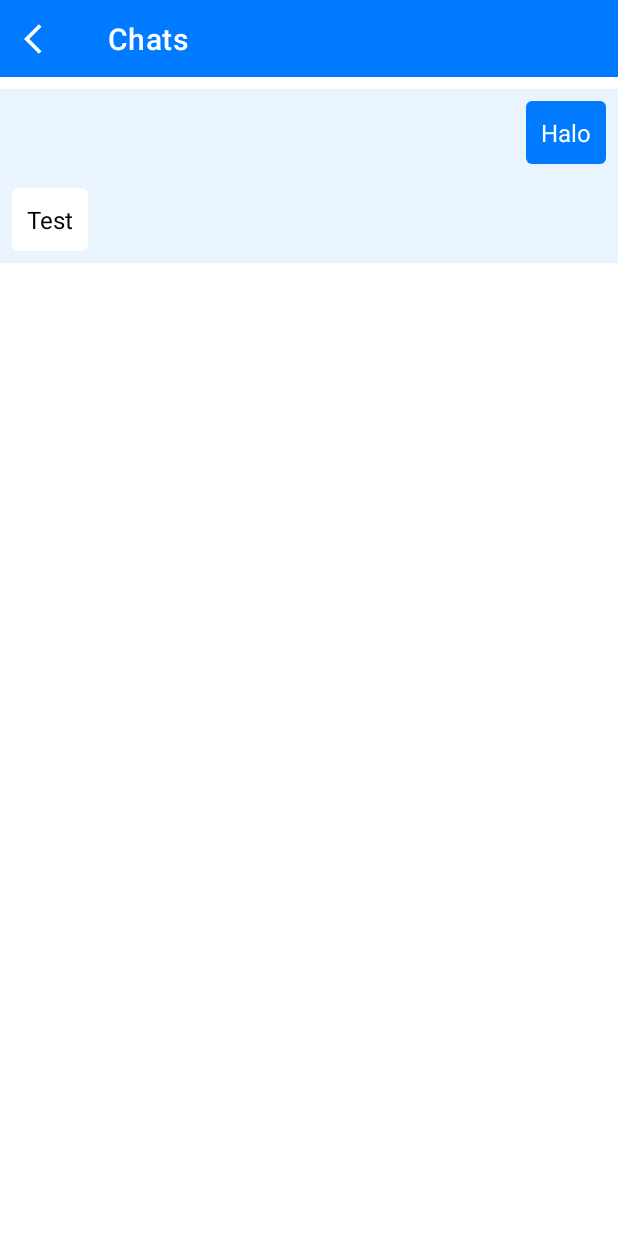
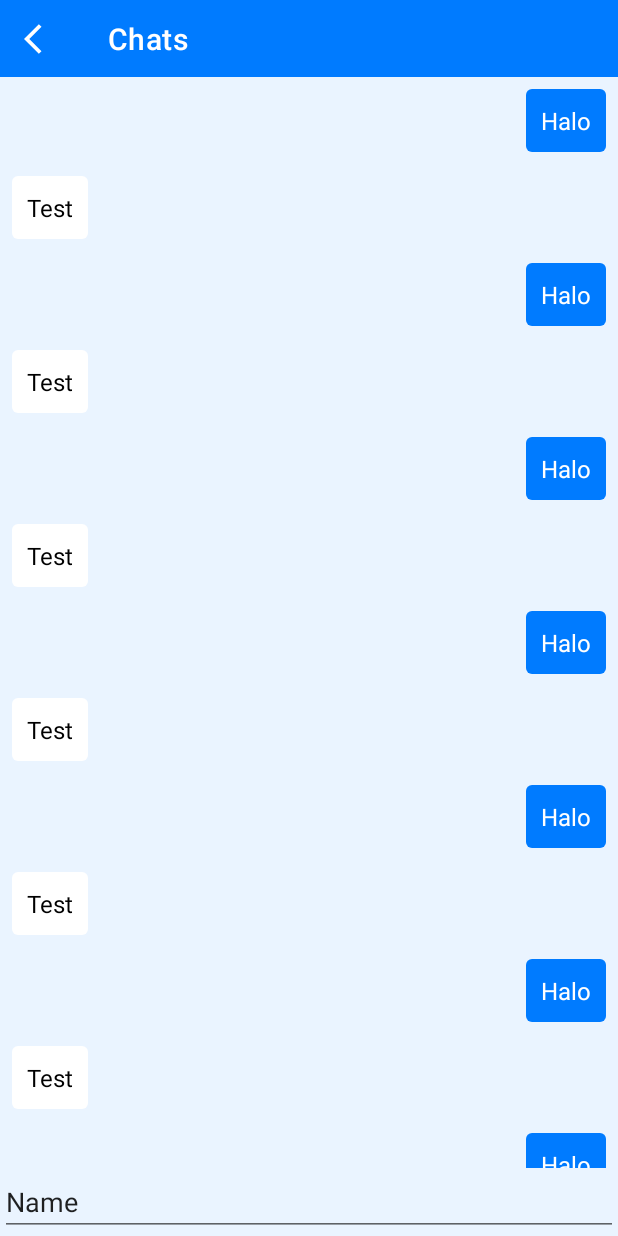
Before and after one commit to Ajhiezu/Re-Kos, an Android app: the PesanActivity screen opened directly, with no data from a screen before it, on a phone screen of 412 x 824 dp. Run offline under Robolectric (Android 15) with nearby library versions, the light colour scheme and no system bars.

Commit message:
UPDATE chat

```diff
--- a/app/src/main/java/com/jedu/re_kos/PesanActivity.java
+++ b/app/src/main/java/com/jedu/re_kos/PesanActivity.java
@@ -34,7 +34,25 @@ public class PesanActivity extends AppCompatActivity {
         // Sample data
         List<Chat> userList = new ArrayList<>();
         userList.add(new Chat("1","19.00", "Halo", "2"));
-        userList.add(new Chat("2","20.00", "Test", "1"));// Ensure parameters match
+        userList.add(new Chat("2","20.00", "Test", "1"));
+        userList.add(new Chat("1","19.00", "Halo", "2"));
+        userList.add(new Chat("2","20.00", "Test", "1"));
+        userList.add(new Chat("1","19.00", "Halo", "2"));
+        userList.add(new Chat("2","20.00", "Test", "1"));
+        userList.add(new Chat("1","19.00", "Halo", "2"));
+        userList.add(new Chat("2","20.00", "Test", "1"));
+        userList.add(new Chat("1","19.00", "Halo", "2"));
+        userList.add(new Chat("2","20.00", "Test", "1"));
+        userList.add(new Chat("1","19.00", "Halo", "2"));
+        userList.add(new Chat("2","20.00", "Test", "1"));
+        userList.add(new Chat("1","19.00", "Halo", "2"));
+        userList.add(new Chat("2","20.00", "Test", "1"));
+        userList.add(new Chat("1","19.00", "Halo", "2"));
+        userList.add(new Chat("2","20.00", "Test", "1"));
+        userList.add(new Chat("1","19.00", "Halo", "2"));
+        userList.add(new Chat("2","20.00", "Test", "1"));
+        userList.add(new Chat("1","19.00", "Halo", "2"));
+        userList.add(new Chat("2","20.00", "Test", "1"));
 
         // Set adapter
         pesanAdapter adapter = new pesanAdapter(userList, "1");
--- a/app/src/main/res/layout/activity_pesan.xml
+++ b/app/src/main/res/layout/activity_pesan.xml
@@ -5,6 +5,7 @@
     android:id="@+id/main"
     android:layout_width="match_parent"
     android:layout_height="match_parent"
+    android:background="#EAF4FF"
     tools:context=".PesanActivity">
 
     <androidx.appcompat.widget.Toolbar
@@ -25,10 +26,20 @@
         android:id="@+id/ListPesan"
         android:layout_width="0dp"
         android:layout_height="0dp"
-        android:layout_marginTop="8dp"
-        app:layout_constraintBottom_toBottomOf="parent"
+        app:layout_constraintBottom_toTopOf="@+id/editTextText2"
         app:layout_constraintEnd_toEndOf="parent"
         app:layout_constraintStart_toStartOf="parent"
         app:layout_constraintTop_toBottomOf="@+id/toolbar2" />
 
+    <EditText
+        android:id="@+id/editTextText2"
+        android:layout_width="fill_parent"
+        android:layout_height="wrap_content"
+        android:ems="10"
+        android:inputType="text"
+        android:text="Name"
+        app:layout_constraintBottom_toBottomOf="parent"
+        app:layout_constraintEnd_toEndOf="parent"
+        app:layout_constraintStart_toStartOf="parent" />
+
 </androidx.constraintlayout.widget.ConstraintLayout>
```
